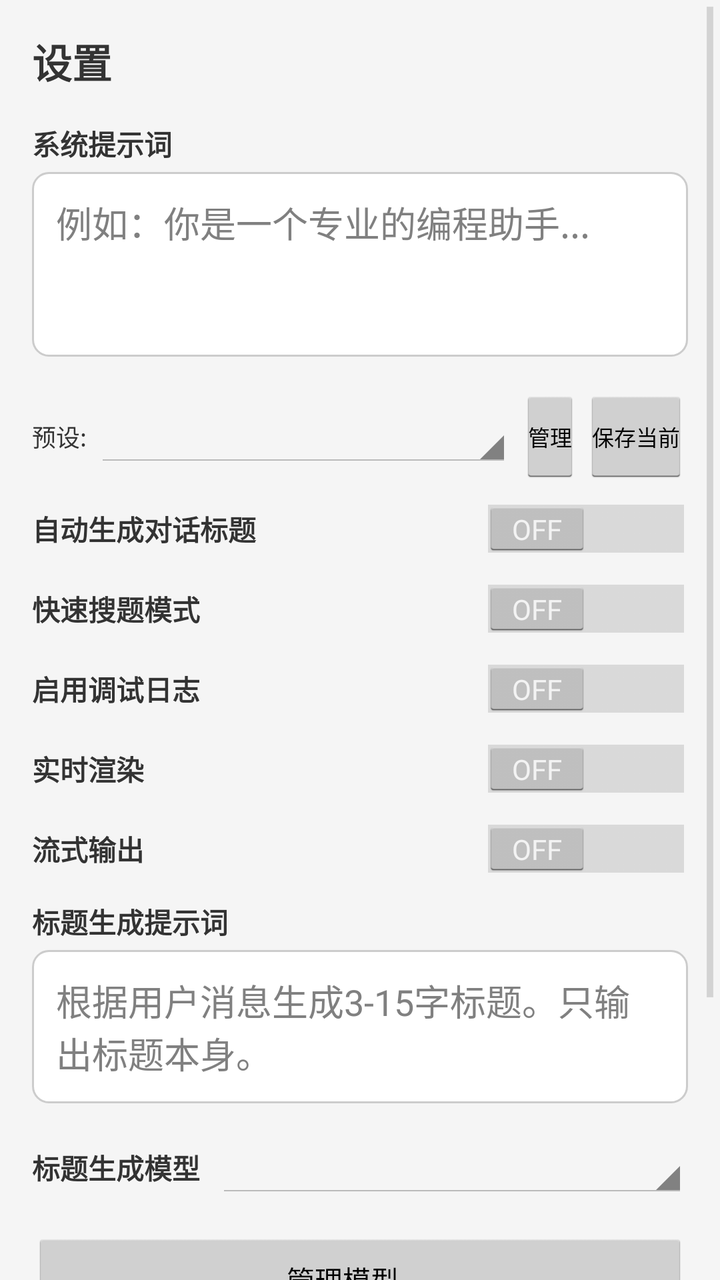
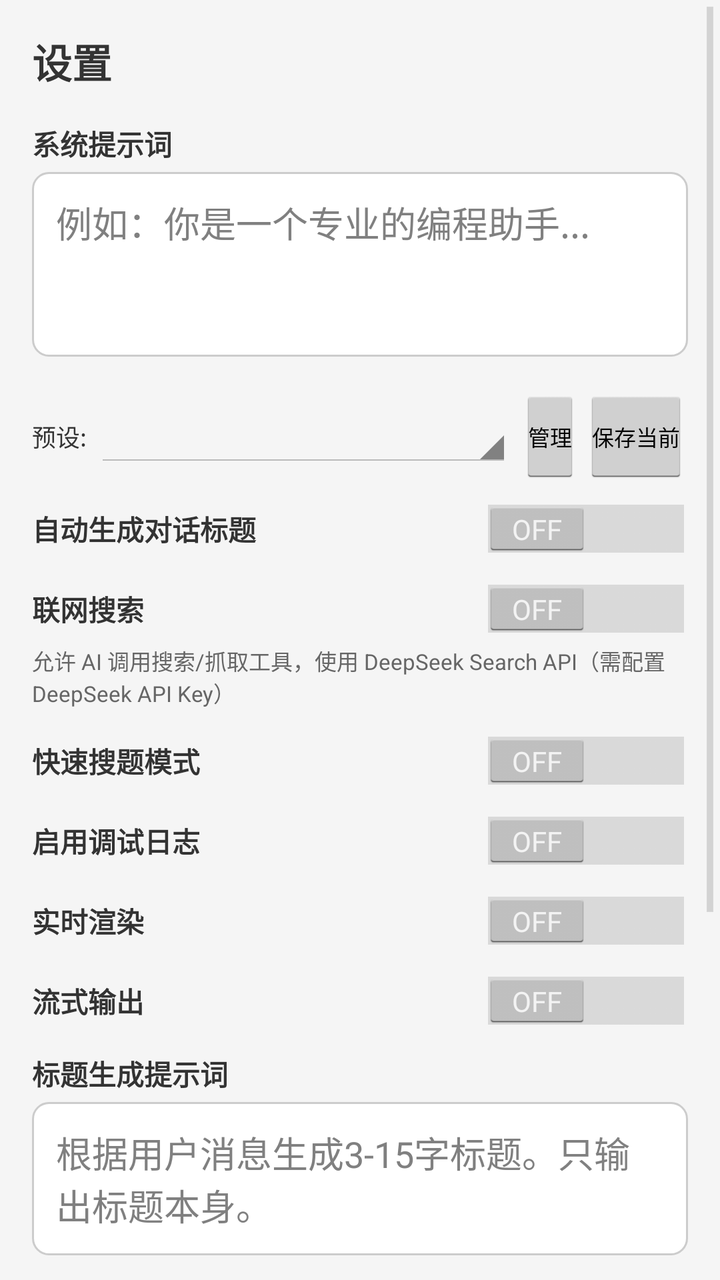

Screens rendered from an Android XML layout before and after an edit, with the pre-edit source and the edit as a unified diff.
<!-- AndroidManifest.xml: application theme AppTheme -->
<!-- res/layout/activity_settings.xml -->
<?xml version="1.0" encoding="utf-8"?>
<ScrollView xmlns:android="http://schemas.android.com/apk/res/android"
    android:layout_width="match_parent"
    android:layout_height="match_parent"
    android:fillViewport="true">

<LinearLayout
    android:orientation="vertical"
    android:background="@color/background"
    android:padding="16dp"
    android:layout_width="match_parent"
    android:layout_height="wrap_content">

    <TextView
        android:textSize="20sp"
        android:textStyle="bold"
        android:textColor="@color/text_primary"
        android:layout_width="match_parent"
        android:layout_height="wrap_content"
        android:layout_marginBottom="16dp"
        android:text="设置"/>

    
    <TextView
        android:textSize="14sp"
        android:textStyle="bold"
        android:textColor="@color/text_primary"
        android:layout_width="match_parent"
        android:layout_height="wrap_content"
        android:layout_marginBottom="4dp"
        android:text="@string/system_prompt"/>
    <EditText
        android:gravity="top"
        android:id="@+id/system_prompt_edit"
        android:background="@drawable/edit_text_background"
        android:padding="12dp"
        android:layout_width="match_parent"
        android:layout_height="wrap_content"
        android:layout_marginBottom="16dp"
        android:hint="例如：你是一个专业的编程助手..."
        android:maxLines="6"
        android:minLines="3"
        android:inputType="textMultiLine"/>

    
    <LinearLayout
        android:gravity="center_vertical"
        android:orientation="horizontal"
        android:layout_width="match_parent"
        android:layout_height="wrap_content"
        android:layout_marginBottom="8dp">
        <TextView
            android:textSize="12sp"
            android:textColor="@color/text_primary"
            android:layout_width="wrap_content"
            android:layout_height="wrap_content"
            android:text="预设:"/>
        <Spinner
            android:id="@+id/preset_spinner"
            android:layout_width="0dp"
            android:layout_height="wrap_content"
            android:layout_weight="1"
            android:layout_marginLeft="4dp"/>
        <Button
            android:textSize="11sp"
            android:id="@+id/manage_presets_button"
            android:layout_width="wrap_content"
            android:layout_height="wrap_content"
            android:layout_marginLeft="4dp"
            android:padding="4dp"
            android:minWidth="0dp"
            android:text="管理"/>
        <Button
            android:textSize="11sp"
            android:id="@+id/save_preset_button"
            android:layout_width="wrap_content"
            android:layout_height="wrap_content"
            android:layout_marginLeft="2dp"
            android:padding="4dp"
            android:minWidth="0dp"
            android:text="保存当前"/>
    </LinearLayout>

    
    <LinearLayout
        android:gravity="center_vertical"
        android:orientation="horizontal"
        android:layout_width="match_parent"
        android:layout_height="wrap_content"
        android:layout_marginBottom="12dp">
        <TextView
            android:textSize="14sp"
            android:textStyle="bold"
            android:textColor="@color/text_primary"
            android:layout_width="0dp"
            android:layout_height="wrap_content"
            android:layout_weight="1"
            android:text="自动生成对话标题"/>
        <Switch
            android:id="@+id/auto_title_switch"
            android:layout_width="wrap_content"
            android:layout_height="wrap_content"/>
    </LinearLayout>

    
    <LinearLayout
        android:gravity="center_vertical"
        android:orientation="horizontal"
        android:layout_width="match_parent"
        android:layout_height="wrap_content"
        android:layout_marginBottom="12dp">
        <TextView
            android:textSize="14sp"
            android:textStyle="bold"
            android:textColor="@color/text_primary"
            android:layout_width="0dp"
            android:layout_height="wrap_content"
            android:layout_weight="1"
            android:text="@string/quick_scan_mode"/>
        <Switch
            android:id="@+id/quick_scan_switch"
            android:layout_width="wrap_content"
            android:layout_height="wrap_content"/>
    </LinearLayout>

    
    <LinearLayout
        android:gravity="center_vertical"
        android:orientation="horizontal"
        android:layout_width="match_parent"
        android:layout_height="wrap_content"
        android:layout_marginBottom="12dp">
        <TextView
            android:textSize="14sp"
            android:textStyle="bold"
            android:textColor="@color/text_primary"
            android:layout_width="0dp"
            android:layout_height="wrap_content"
            android:layout_weight="1"
            android:text="启用调试日志"/>
        <Switch
            android:id="@+id/log_switch"
            android:layout_width="wrap_content"
            android:layout_height="wrap_content"/>
    </LinearLayout>

    
    <LinearLayout
        android:gravity="center_vertical"
        android:orientation="horizontal"
        android:layout_width="match_parent"
        android:layout_height="wrap_content"
        android:layout_marginBottom="12dp">
        <TextView
            android:textSize="14sp"
            android:textStyle="bold"
            android:textColor="@color/text_primary"
            android:layout_width="0dp"
            android:layout_height="wrap_content"
            android:layout_weight="1"
            android:text="实时渲染"/>
        <Switch
            android:id="@+id/realtime_render_switch"
            android:layout_width="wrap_content"
            android:layout_height="wrap_content"/>
    </LinearLayout>

    
    <LinearLayout
        android:gravity="center_vertical"
        android:orientation="horizontal"
        android:layout_width="match_parent"
        android:layout_height="wrap_content"
        android:layout_marginBottom="12dp">
        <TextView
            android:textSize="14sp"
            android:textStyle="bold"
            android:textColor="@color/text_primary"
            android:layout_width="0dp"
            android:layout_height="wrap_content"
            android:layout_weight="1"
            android:text="流式输出"/>
        <Switch
            android:id="@+id/stream_switch"
            android:layout_width="wrap_content"
            android:layout_height="wrap_content"/>
    </LinearLayout>

    
    <TextView
        android:textSize="14sp"
        android:textStyle="bold"
        android:textColor="@color/text_primary"
        android:layout_width="match_parent"
        android:layout_height="wrap_content"
        android:layout_marginBottom="4dp"
        android:text="标题生成提示词"/>
    <EditText
        android:gravity="top"
        android:id="@+id/title_prompt_edit"
        android:background="@drawable/edit_text_background"
        android:padding="12dp"
        android:layout_width="match_parent"
        android:layout_height="wrap_content"
        android:layout_marginBottom="16dp"
        android:hint="根据用户消息生成3-15字标题。只输出标题本身。"
        android:maxLines="3"
        android:minLines="2"
        android:inputType="textMultiLine"/>

    
    <LinearLayout
        android:gravity="center_vertical"
        android:orientation="horizontal"
        android:layout_width="match_parent"
        android:layout_height="wrap_content"
        android:layout_marginBottom="16dp">
        <TextView
            android:textSize="14sp"
            android:textStyle="bold"
            android:textColor="@color/text_primary"
            android:layout_width="wrap_content"
            android:layout_height="wrap_content"
            android:text="标题生成模型"/>
        <Spinner
            android:id="@+id/title_model_spinner"
            android:layout_width="0dp"
            android:layout_height="wrap_content"
            android:layout_weight="1"
            android:layout_marginLeft="8dp"/>
    </LinearLayout>

    
    <Button
        android:textSize="14sp"
        android:id="@+id/manage_models_button"
        android:layout_width="match_parent"
        android:layout_height="wrap_content"
        android:layout_marginBottom="16dp"
        android:text="管理模型 →"/>

    
    <Button
        android:textSize="14sp"
        android:id="@+id/balance_button"
        android:background="@color/primary"
        android:textColor="@android:color/white"
        android:layout_width="match_parent"
        android:layout_height="wrap_content"
        android:layout_marginBottom="24dp"
        android:text="查询 DeepSeek 余额"/>

    
    <LinearLayout
        android:gravity="end"
        android:orientation="horizontal"
        android:layout_width="match_parent"
        android:layout_height="wrap_content">
        <Button
            android:id="@+id/cancel_button"
            android:layout_width="wrap_content"
            android:layout_height="wrap_content"
            android:layout_marginRight="8dp"
            android:text="@string/cancel"/>
        <Button
            android:textColor="@android:color/white"
            android:id="@+id/save_button"
            android:background="@color/primary"
            android:layout_width="wrap_content"
            android:layout_height="wrap_content"
            android:minWidth="100dp"
            android:text="@string/save"/>
    </LinearLayout>
</LinearLayout>
</ScrollView>
<!-- resources referenced by this layout -->
<resources>
  <color name="background">#f5f5f5</color>
  <color name="primary">#2196f3</color>
  <color name="text_primary">#333333</color>
  <!-- drawable edit_text_background (drawable) -->
  <?xml version="1.0" encoding="utf-8"?>
  <shape xmlns:android="http://schemas.android.com/apk/res/android" android:shape="rectangle">
      <solid android:color="@android:color/white"/>
      <corners android:radius="8dp"/>
      <stroke android:width="1dp" android:color="@color/gray"/>
  </shape>
  <string name="cancel">取消</string>
  <string name="quick_scan_mode">快速搜题模式</string>
  <string name="save">保存</string>
  <string name="system_prompt">系统提示词</string>
  <style name="AppTheme" parent="@android:style/Theme.Holo.Light">
          <item name="android:windowBackground">@color/background</item>
          <item name="android:actionBarStyle">@style/ActionBarStyle</item>
      </style>
  <color name="gray">#cccccc</color>
  <style name="ActionBarStyle" parent="@android:style/Widget.Holo.Light.ActionBar">
          <item name="android:background">@color/primary</item>
      </style>
</resources>

<!-- the commit's change to res/layout/activity_settings.xml (unified diff, before → after) -->
@@ -108,6 +108,34 @@
         android:orientation="horizontal"
         android:layout_width="match_parent"
         android:layout_height="wrap_content"
+        android:layout_marginBottom="4dp">
+        <TextView
+            android:textSize="14sp"
+            android:textStyle="bold"
+            android:textColor="@color/text_primary"
+            android:layout_width="0dp"
+            android:layout_height="wrap_content"
+            android:layout_weight="1"
+            android:text="联网搜索"/>
+        <Switch
+            android:id="@+id/web_search_switch"
+            android:layout_width="wrap_content"
+            android:layout_height="wrap_content"/>
+    </LinearLayout>
+    <TextView
+        android:textSize="11sp"
+        android:textColor="@color/text_secondary"
+        android:layout_width="match_parent"
+        android:layout_height="wrap_content"
+        android:layout_marginBottom="12dp"
+        android:text="允许 AI 调用搜索/抓取工具，使用 DeepSeek Search API（需配置 DeepSeek API Key）"/>
+
+    
+    <LinearLayout
+        android:gravity="center_vertical"
+        android:orientation="horizontal"
+        android:layout_width="match_parent"
+        android:layout_height="wrap_content"
         android:layout_marginBottom="12dp">
         <TextView
             android:textSize="14sp"
<!-- resource entries referenced after the edit -->
@@ -3,6 +3,7 @@
   <color name="background">#f5f5f5</color>
   <color name="primary">#2196f3</color>
   <color name="text_primary">#333333</color>
+  <color name="text_secondary">#666666</color>
   <!-- drawable edit_text_background (drawable) -->
   <?xml version="1.0" encoding="utf-8"?>
   <shape xmlns:android="http://schemas.android.com/apk/res/android" android:shape="rectangle">
